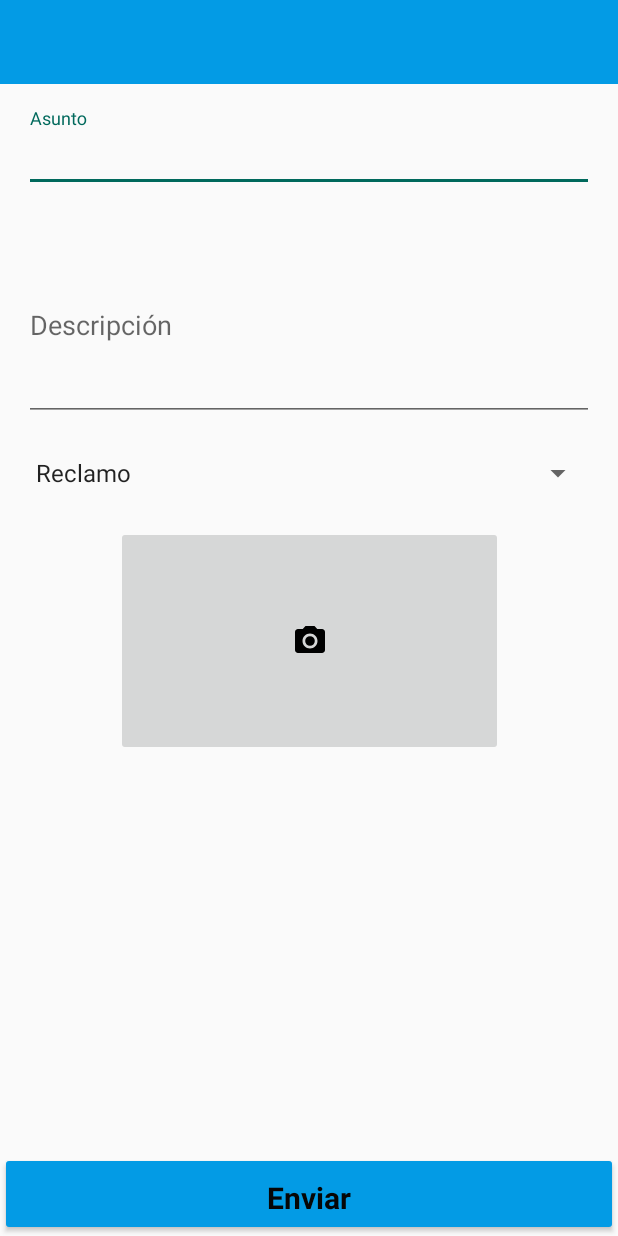
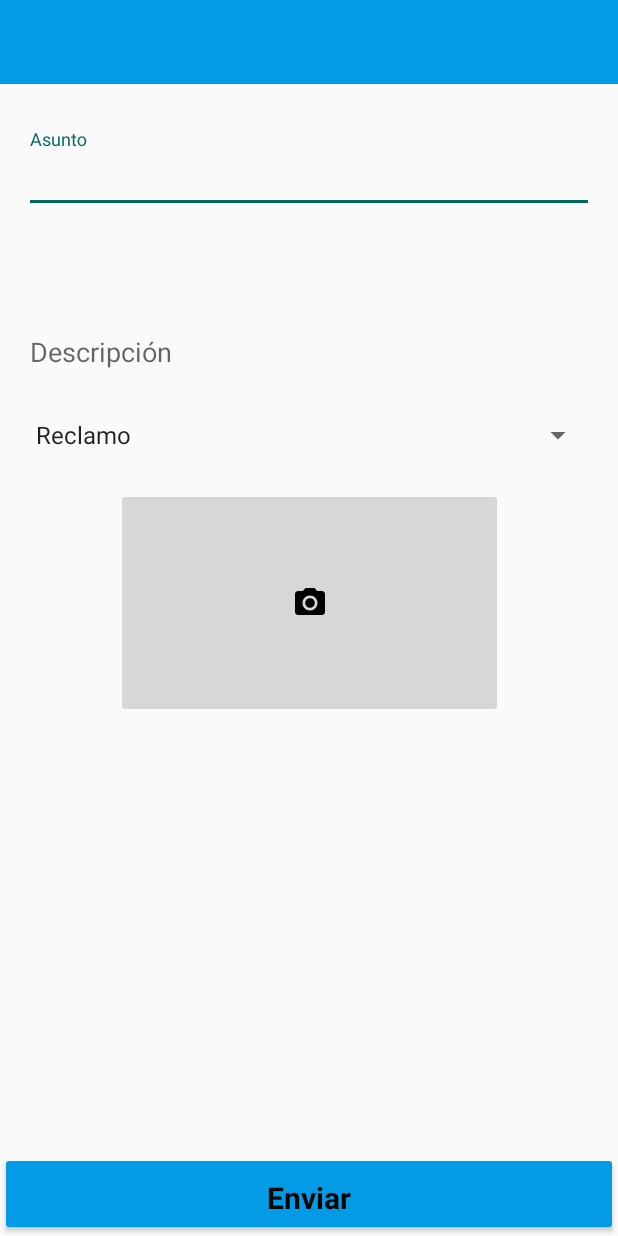
Before and after one commit to jggomez/homecommunity, an Android app: the screen it shows after launch (ClaimsActivity), on a phone screen of 412 x 824 dp. Run offline under Robolectric (Android 15) with nearby library versions, the phone set to English and light mode, and no system bars; our stand-ins replace Room's generated code, RxJava; 3 statements that could not run were skipped.

```diff
--- a/app/src/main/java/co/devhack/homecommunity/domain/usecase/CreateClaimUseCase.kt
+++ b/app/src/main/java/co/devhack/homecommunity/domain/usecase/claim/CreateClaimUseCase.kt
@@ -1,7 +1,8 @@
-package co.devhack.homecommunity.domain.usecase
+package co.devhack.homecommunity.domain.usecase.claim
 
 import co.devhack.homecommunity.domain.model.Claim
 import co.devhack.homecommunity.domain.repository.IClaimRepository
+import co.devhack.homecommunity.domain.usecase.UseCase
 import io.reactivex.Observable
 import io.reactivex.Scheduler
 
--- a/app/src/main/java/co/devhack/homecommunity/domain/usecase/DeleteClaimUseCase.kt
+++ b/app/src/main/java/co/devhack/homecommunity/domain/usecase/claim/DeleteClaimUseCase.kt
@@ -1,6 +1,7 @@
-package co.devhack.homecommunity.domain.usecase
+package co.devhack.homecommunity.domain.usecase.claim
 
 import co.devhack.homecommunity.domain.repository.IClaimRepository
+import co.devhack.homecommunity.domain.usecase.UseCase
 import io.reactivex.Observable
 import io.reactivex.Scheduler
 
--- a/app/src/main/java/co/devhack/homecommunity/domain/usecase/GetAllClaimUseCase.kt
+++ b/app/src/main/java/co/devhack/homecommunity/domain/usecase/claim/GetAllClaimUseCase.kt
@@ -1,7 +1,8 @@
-package co.devhack.homecommunity.domain.usecase
+package co.devhack.homecommunity.domain.usecase.claim
 
 import co.devhack.homecommunity.domain.model.Claim
 import co.devhack.homecommunity.domain.repository.IClaimRepository
+import co.devhack.homecommunity.domain.usecase.UseCase
 import io.reactivex.Observable
 import io.reactivex.Scheduler
 
--- a/app/src/main/java/co/devhack/homecommunity/domain/usecase/GetByIdClaimUseCase.kt
+++ b/app/src/main/java/co/devhack/homecommunity/domain/usecase/claim/GetByIdClaimUseCase.kt
@@ -1,7 +1,8 @@
-package co.devhack.homecommunity.domain.usecase
+package co.devhack.homecommunity.domain.usecase.claim
 
 import co.devhack.homecommunity.domain.model.Claim
 import co.devhack.homecommunity.domain.repository.IClaimRepository
+import co.devhack.homecommunity.domain.usecase.UseCase
 import io.reactivex.Observable
 import io.reactivex.Scheduler
 
--- a/app/src/main/java/co/devhack/homecommunity/presentation/views/ClaimsActivity.kt
+++ /dev/null
@@ -1,15 +0,0 @@
-package co.devhack.homecommunity.presentation.views
-
-import android.os.Bundle
-import android.support.v7.app.AppCompatActivity
-import co.devhack.homecommunity.R
-
-class ClaimsActivity : AppCompatActivity() {
-
-    override fun onCreate(savedInstanceState: Bundle?) {
-        super.onCreate(savedInstanceState)
-        setContentView(R.layout.activity_claims)
-
-    }
-
-}
--- a/app/src/main/java/co/devhack/homecommunity/presentation/views/ClaimListActivity.kt
+++ b/app/src/main/java/co/devhack/homecommunity/presentation/views/claims/ClaimListActivity.kt
@@ -1,4 +1,4 @@
-package co.devhack.homecommunity.presentation.views
+package co.devhack.homecommunity.presentation.views.claims
 
 import android.os.Bundle
 import android.support.v7.app.AppCompatActivity
--- /dev/null
+++ b/app/src/main/java/co/devhack/homecommunity/presentation/views/claims/IClaimsView.kt
@@ -0,0 +1,21 @@
+package co.devhack.homecommunity.presentation.views.claims
+
+interface IClaimsView {
+
+    fun showLoading()
+
+    fun hideLoading()
+
+    fun showError(error : String)
+
+    fun saveClaim()
+
+    fun gotoClaimList()
+
+    fun showIdClaim(id : Int)
+
+    fun disableViews()
+
+    fun enableViews()
+
+}
--- a/app/src/main/java/co/devhack/homecommunity/presentation/views/MenuActivity.kt
+++ b/app/src/main/java/co/devhack/homecommunity/presentation/views/menu/MenuActivity.kt
@@ -1,4 +1,4 @@
-package co.devhack.homecommunity.presentation.views
+package co.devhack.homecommunity.presentation.views.menu
 
 import android.os.Bundle
 import android.support.design.widget.NavigationView
--- a/app/src/main/res/layout/activity_claim_list.xml
+++ b/app/src/main/res/layout/activity_claim_list.xml
@@ -4,6 +4,6 @@
     xmlns:tools="http://schemas.android.com/tools"
     android:layout_width="match_parent"
     android:layout_height="match_parent"
-    tools:context=".presentation.views.ClaimListActivity">
+    tools:context=".presentation.views.claims.ClaimListActivity">
 
 </android.support.constraint.ConstraintLayout>
--- a/app/src/main/res/layout/activity_claims.xml
+++ b/app/src/main/res/layout/activity_claims.xml
@@ -4,7 +4,7 @@
     xmlns:tools="http://schemas.android.com/tools"
     android:layout_width="match_parent"
     android:layout_height="match_parent"
-    tools:context=".presentation.views.ClaimsActivity">
+    tools:context=".presentation.views.claims.ClaimsActivity">
 
     <include
         android:id="@+id/include"
@@ -15,14 +15,16 @@
         app:layout_constraintStart_toStartOf="parent"
         app:layout_constraintTop_toTopOf="parent" />
 
+
     <android.support.design.widget.TextInputLayout
         android:id="@+id/textInputLayout"
         android:layout_width="0dp"
         android:layout_height="wrap_content"
         android:layout_marginEnd="16dp"
         android:layout_marginStart="16dp"
-        android:layout_marginTop="16dp"
+        android:layout_marginTop="30dp"
         app:layout_constraintEnd_toEndOf="parent"
+        app:layout_constraintHorizontal_bias="0.0"
         app:layout_constraintStart_toStartOf="parent"
         app:layout_constraintTop_toBottomOf="@+id/include">
 
@@ -36,11 +38,12 @@
     <android.support.design.widget.TextInputLayout
         android:id="@+id/textInputLayout2"
         android:layout_width="0dp"
-        android:layout_height="143dp"
+        android:layout_height="100dp"
         android:layout_marginEnd="16dp"
         android:layout_marginStart="16dp"
-        android:layout_marginTop="16dp"
+        android:layout_marginTop="20dp"
         app:layout_constraintEnd_toEndOf="parent"
+        app:layout_constraintHorizontal_bias="0.0"
         app:layout_constraintStart_toStartOf="parent"
         app:layout_constraintTop_toBottomOf="@+id/textInputLayout">
 
@@ -86,4 +89,15 @@
         app:layout_constraintHorizontal_bias="0.0"
         app:layout_constraintStart_toStartOf="parent" />
 
+    <ProgressBar
+        android:id="@+id/progressBar"
+        style="?android:attr/progressBarStyleHorizontal"
+        android:layout_width="0dp"
+        android:layout_height="wrap_content"
+        android:indeterminate="true"
+        android:visibility="gone"
+        app:layout_constraintEnd_toEndOf="parent"
+        app:layout_constraintStart_toStartOf="parent"
+        app:layout_constraintTop_toBottomOf="@+id/include" />
+
 </android.support.constraint.ConstraintLayout>
--- a/app/src/main/res/layout/app_bar_menu.xml
+++ b/app/src/main/res/layout/app_bar_menu.xml
@@ -4,7 +4,7 @@
     xmlns:tools="http://schemas.android.com/tools"
     android:layout_width="match_parent"
     android:layout_height="match_parent"
-    tools:context=".presentation.views.MenuActivity">
+    tools:context=".presentation.views.menu.MenuActivity">
 
     <android.support.design.widget.AppBarLayout
         android:layout_width="match_parent"
--- a/app/src/main/res/layout/content_menu.xml
+++ b/app/src/main/res/layout/content_menu.xml
@@ -6,7 +6,7 @@
     android:layout_height="match_parent"
     android:orientation="vertical"
     app:layout_behavior="@string/appbar_scrolling_view_behavior"
-    tools:context=".presentation.views.MenuActivity"
+    tools:context=".presentation.views.menu.MenuActivity"
     android:layout_margin="16dp">
 
     <Button
--- a/app/src/main/res/values/strings.xml
+++ b/app/src/main/res/values/strings.xml
@@ -12,4 +12,8 @@
     <string name="lbl_subject">Asunto</string>
     <string name="lbl_description">Descripción</string>
     <string name="lbl_send">Enviar</string>
+    <string name="loading">Cargando</string>
+    <string name="lbl_claim_id">El id del reclamo es </string>
+    <string name="lbl_permission">Los permisos son obligatorios para el uso de la appp</string>
+    <string name="lbl_permission_granted">Permisos aceptados</string>
 </resources>
```
Also changed, not shown: app/src/main/AndroidManifest.xml (+7 -3 lines), app/src/main/java/co/devhack/homecommunity/presentation/presenters/claims/ClaimPresenter.kt (added, +39 -0 lines), app/src/main/java/co/devhack/homecommunity/presentation/views/claims/ClaimsActivity.kt (added, +199 -0 lines).
